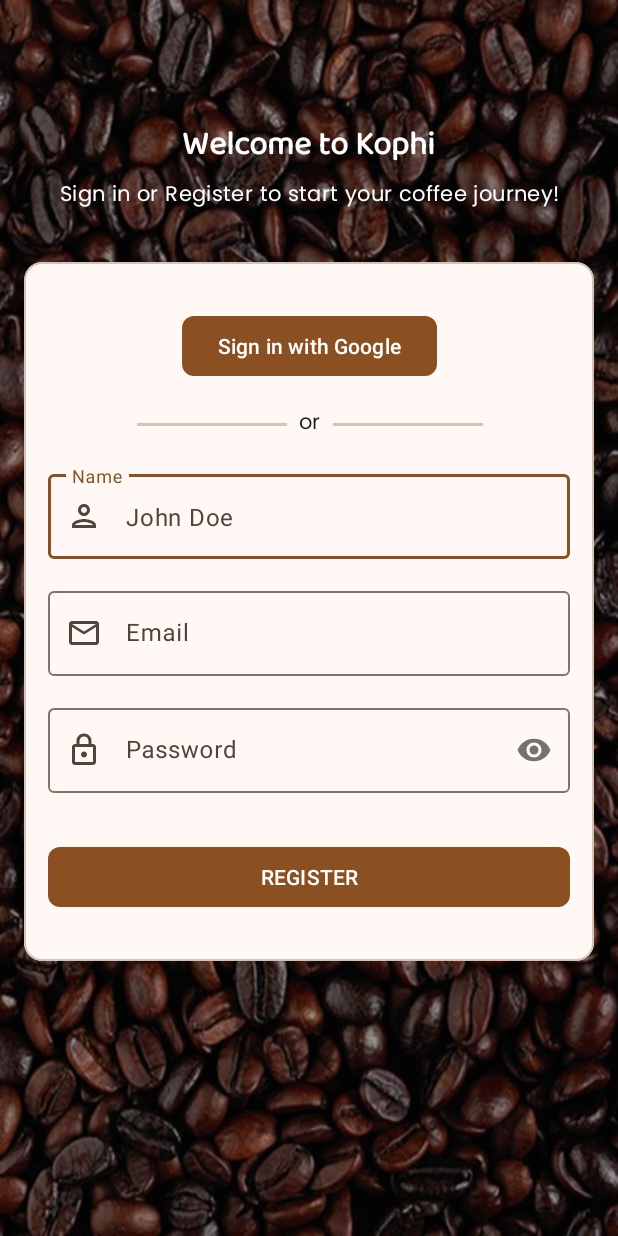
After one commit to zenmobiledev/Kophi, an Android app: the AuthenticationActivity screen opened directly, with no data from a screen before it, on a phone screen of 412 x 824 dp. The commit adds this screen. Run offline under Robolectric (Android 15) with nearby library versions, the phone set to English and light mode, and no system bars.

Commit message:
Add Authentication page

```diff
--- a/app/src/main/AndroidManifest.xml
+++ b/app/src/main/AndroidManifest.xml
@@ -1,6 +1,6 @@
 <?xml version="1.0" encoding="utf-8"?>
 <manifest xmlns:android="http://schemas.android.com/apk/res/android"
-    xmlns:tools="http://schemas.android.com/tools" >
+    xmlns:tools="http://schemas.android.com/tools">
 
     <application
         android:allowBackup="true"
@@ -11,7 +11,7 @@
         android:roundIcon="@mipmap/ic_launcher_round"
         android:supportsRtl="true"
         android:theme="@style/Theme.Kophi"
-        tools:targetApi="31" >
+        tools:targetApi="31">
         <activity
             android:name=".presentation.ui.authentication.AuthenticationActivity"
             android:exported="false" />
@@ -21,7 +21,7 @@
         <activity
             android:name=".presentation.ui.onboarding.AppIntroActivity"
             android:exported="true"
-            android:theme="@style/Theme.Kophi.Starting" >
+            android:theme="@style/Theme.Kophi.Starting">
             <intent-filter>
                 <action android:name="android.intent.action.MAIN" />
 
--- /dev/null
+++ b/app/src/main/java/com/example/kophi/presentation/ui/authentication/AuthenticationActivity.kt
@@ -0,0 +1,36 @@
+package com.example.kophi.presentation.ui.authentication
+
+import android.os.Bundle
+import android.widget.Toast
+import androidx.activity.enableEdgeToEdge
+import androidx.appcompat.app.AppCompatActivity
+import androidx.core.view.ViewCompat
+import androidx.core.view.WindowInsetsCompat
+import com.example.kophi.R
+import com.example.kophi.databinding.ActivityAuthenticationBinding
+
+class AuthenticationActivity : AppCompatActivity() {
+    private lateinit var binding: ActivityAuthenticationBinding
+
+    override fun onCreate(savedInstanceState: Bundle?) {
+        super.onCreate(savedInstanceState)
+        enableEdgeToEdge()
+
+        binding = ActivityAuthenticationBinding.inflate(layoutInflater)
+        setContentView(binding.root)
+
+        ViewCompat.setOnApplyWindowInsetsListener(findViewById(R.id.main)) { v, insets ->
+            val systemBars = insets.getInsets(WindowInsetsCompat.Type.systemBars())
+            v.setPadding(systemBars.left, systemBars.top, systemBars.right, systemBars.bottom)
+            insets
+        }
+
+        binding.btnSignInWithGoogle.setOnClickListener {
+            Toast.makeText(this, "Navigate to Main Page", Toast.LENGTH_SHORT).show()
+        }
+
+        binding.btnRegister.setOnClickListener {
+            Toast.makeText(this, "Navigate to Main Page", Toast.LENGTH_SHORT).show()
+        }
+    }
+}
--- a/app/src/main/java/com/example/kophi/presentation/ui/onboarding/AppIntroActivity.kt
+++ b/app/src/main/java/com/example/kophi/presentation/ui/onboarding/AppIntroActivity.kt
@@ -9,7 +9,7 @@
 import androidx.core.view.WindowInsetsCompat
 import com.example.kophi.R
 import com.example.kophi.databinding.ActivityAppIntroBinding
-import com.example.kophi.presentation.ui.main.MainActivity
+import com.example.kophi.presentation.ui.authentication.AuthenticationActivity
 import com.example.kophi.presentation.ui.onboarding.adapter.AppIntroViewPager2Adapter
 import com.google.android.material.tabs.TabLayoutMediator
 
@@ -34,7 +34,7 @@
             AppIntroViewPager2Adapter(object : AppIntroViewPager2Adapter.IOnButton {
                 override fun onClick() {
                     finish()
-                    startActivity(Intent(this@AppIntroActivity, MainActivity::class.java))
+                    startActivity(Intent(this@AppIntroActivity, AuthenticationActivity::class.java))
                 }
 
             })
--- /dev/null
+++ b/app/src/main/res/drawable/outline_email_24.xml
@@ -0,0 +1,5 @@
+<vector xmlns:android="http://schemas.android.com/apk/res/android" android:height="24dp" android:tint="#000000" android:viewportHeight="24" android:viewportWidth="24" android:width="24dp">
+
+    <path android:fillColor="@android:color/white" android:pathData="M22,6c0,-1.1 -0.9,-2 -2,-2L4,4c-1.1,0 -2,0.9 -2,2v12c0,1.1 0.9,2 2,2h16c1.1,0 2,-0.9 2,-2L22,6zM20,6l-8,5 -8,-5h16zM20,18L4,18L4,8l8,5 8,-5v10z"/>
+
+</vector>
--- /dev/null
+++ b/app/src/main/res/drawable/outline_lock_24.xml
@@ -0,0 +1,5 @@
+<vector xmlns:android="http://schemas.android.com/apk/res/android" android:height="24dp" android:tint="#000000" android:viewportHeight="24" android:viewportWidth="24" android:width="24dp">
+
+    <path android:fillColor="@android:color/white" android:pathData="M18,8h-1L17,6c0,-2.76 -2.24,-5 -5,-5S7,3.24 7,6v2L6,8c-1.1,0 -2,0.9 -2,2v10c0,1.1 0.9,2 2,2h12c1.1,0 2,-0.9 2,-2L20,10c0,-1.1 -0.9,-2 -2,-2zM9,6c0,-1.66 1.34,-3 3,-3s3,1.34 3,3v2L9,8L9,6zM18,20L6,20L6,10h12v10zM12,17c1.1,0 2,-0.9 2,-2s-0.9,-2 -2,-2 -2,0.9 -2,2 0.9,2 2,2z"/>
+
+</vector>
--- /dev/null
+++ b/app/src/main/res/drawable/outline_person_24.xml
@@ -0,0 +1,5 @@
+<vector xmlns:android="http://schemas.android.com/apk/res/android" android:height="24dp" android:tint="#000000" android:viewportHeight="24" android:viewportWidth="24" android:width="24dp">
+
+    <path android:fillColor="@android:color/white" android:pathData="M12,6c1.1,0 2,0.9 2,2s-0.9,2 -2,2 -2,-0.9 -2,-2 0.9,-2 2,-2m0,10c2.7,0 5.8,1.29 6,2L6,18c0.23,-0.72 3.31,-2 6,-2m0,-12C9.79,4 8,5.79 8,8s1.79,4 4,4 4,-1.79 4,-4 -1.79,-4 -4,-4zM12,14c-2.67,0 -8,1.34 -8,4v2h16v-2c0,-2.66 -5.33,-4 -8,-4z"/>
+
+</vector>
--- /dev/null
+++ b/app/src/main/res/layout/activity_authentication.xml
@@ -0,0 +1,158 @@
+<?xml version="1.0" encoding="utf-8"?>
+<androidx.constraintlayout.widget.ConstraintLayout xmlns:android="http://schemas.android.com/apk/res/android"
+    xmlns:app="http://schemas.android.com/apk/res-auto"
+    xmlns:tools="http://schemas.android.com/tools"
+    android:id="@+id/main"
+    android:layout_width="match_parent"
+    android:layout_height="match_parent"
+    android:background="@drawable/coffee_beans_background"
+    tools:context=".presentation.ui.authentication.AuthenticationActivity">
+
+    <androidx.appcompat.widget.AppCompatTextView
+        android:id="@+id/tv_title"
+        android:layout_width="wrap_content"
+        android:layout_height="wrap_content"
+        android:text="Welcome to Kophi"
+        android:textAppearance="@style/Title.Large"
+        android:textColor="#FFFFFF"
+        android:textStyle="bold"
+        app:layout_constraintVertical_bias="0.1"
+        app:layout_constraintBottom_toBottomOf="parent"
+        app:layout_constraintEnd_toEndOf="parent"
+        app:layout_constraintStart_toStartOf="parent"
+        app:layout_constraintTop_toTopOf="parent" />
+
+    <androidx.appcompat.widget.AppCompatTextView
+        android:id="@+id/tv_sub_title"
+        android:layout_width="wrap_content"
+        android:layout_height="wrap_content"
+        android:layout_marginTop="4dp"
+        android:text="Sign in or Register to start your coffee journey!"
+        android:textAppearance="@style/Body.Medium"
+        android:textColor="@color/white"
+        app:layout_constraintEnd_toEndOf="parent"
+        app:layout_constraintStart_toStartOf="parent"
+        app:layout_constraintTop_toBottomOf="@+id/tv_title" />
+
+    <com.google.android.material.card.MaterialCardView
+        android:layout_width="match_parent"
+        android:layout_height="wrap_content"
+        android:layout_marginHorizontal="16dp"
+        android:layout_marginTop="32dp"
+        app:layout_constraintEnd_toEndOf="parent"
+        app:layout_constraintStart_toStartOf="parent"
+        app:layout_constraintTop_toBottomOf="@+id/tv_sub_title">
+
+        <androidx.constraintlayout.widget.ConstraintLayout
+            android:layout_width="match_parent"
+            android:layout_height="wrap_content"
+            android:padding="16dp">
+
+            <com.google.android.material.button.MaterialButton
+                android:id="@+id/btn_sign_in_with_google"
+                android:layout_width="wrap_content"
+                android:layout_height="wrap_content"
+                android:layout_marginTop="16dp"
+                android:text="Sign in with Google"
+                app:cornerRadius="8dp"
+                app:layout_constraintEnd_toEndOf="parent"
+                app:layout_constraintStart_toStartOf="parent"
+                app:layout_constraintTop_toTopOf="parent" />
+
+            <TextView
+                android:id="@+id/tv_or"
+                android:layout_width="wrap_content"
+                android:layout_height="wrap_content"
+                android:layout_marginTop="16dp"
+                android:text="or"
+                android:textAppearance="@style/Label.Large"
+                app:layout_constraintEnd_toEndOf="@+id/btn_sign_in_with_google"
+                app:layout_constraintStart_toStartOf="@+id/btn_sign_in_with_google"
+                app:layout_constraintTop_toBottomOf="@+id/btn_sign_in_with_google" />
+
+            <com.google.android.material.divider.MaterialDivider
+                android:id="@+id/divider_1"
+                android:layout_width="100dp"
+                android:layout_height="2dp"
+                android:layout_marginEnd="8dp"
+                app:layout_constraintBottom_toBottomOf="@+id/tv_or"
+                app:layout_constraintEnd_toStartOf="@+id/tv_or"
+                app:layout_constraintTop_toTopOf="@+id/tv_or" />
+
+            <com.google.android.material.divider.MaterialDivider
+                android:id="@+id/divider_2"
+                android:layout_width="100dp"
+                android:layout_height="2dp"
+                android:layout_marginStart="8dp"
+                android:layout_marginEnd="8dp"
+                app:layout_constraintBottom_toBottomOf="@+id/tv_or"
+                app:layout_constraintStart_toEndOf="@+id/tv_or"
+                app:layout_constraintTop_toTopOf="@+id/tv_or" />
+
+            <com.google.android.material.textfield.TextInputLayout
+                android:id="@+id/input_name"
+                android:layout_width="match_parent"
+                android:layout_height="wrap_content"
+                android:layout_marginTop="16dp"
+                android:hint="Name"
+                app:layout_constraintTop_toBottomOf="@+id/tv_or"
+                app:placeholderText="John Doe"
+                app:startIconDrawable="@drawable/outline_person_24">
+
+                <com.google.android.material.textfield.TextInputEditText
+                    android:id="@+id/edt_name"
+                    android:layout_width="match_parent"
+                    android:layout_height="wrap_content"
+                    android:inputType="text" />
+            </com.google.android.material.textfield.TextInputLayout>
+
+            <com.google.android.material.textfield.TextInputLayout
+                android:id="@+id/input_email"
+                android:layout_width="match_parent"
+                android:layout_height="wrap_content"
+                android:layout_marginTop="16dp"
+                android:hint="Email"
+                app:layout_constraintTop_toBottomOf="@+id/input_name"
+                app:placeholderText="johndoe@example.com"
+                app:startIconDrawable="@drawable/outline_email_24">
+
+                <com.google.android.material.textfield.TextInputEditText
+                    android:id="@+id/edt_email"
+                    android:layout_width="match_parent"
+                    android:layout_height="wrap_content"
+                    android:inputType="text" />
+            </com.google.android.material.textfield.TextInputLayout>
+
+            <com.google.android.material.textfield.TextInputLayout
+                android:id="@+id/input_password"
+                android:layout_width="match_parent"
+                android:layout_height="wrap_content"
+                android:layout_marginTop="16dp"
+                android:hint="Password"
+                app:layout_constraintTop_toBottomOf="@+id/input_email"
+                app:passwordToggleEnabled="true"
+                app:placeholderText="secret"
+                app:startIconDrawable="@drawable/outline_lock_24">
+
+                <com.google.android.material.textfield.TextInputEditText
+                    android:id="@+id/edt_password"
+                    android:layout_width="match_parent"
+                    android:layout_height="wrap_content"
+                    android:inputType="textPassword" />
+            </com.google.android.material.textfield.TextInputLayout>
+
+            <com.google.android.material.button.MaterialButton
+                android:id="@+id/btn_register"
+                android:layout_width="match_parent"
+                android:layout_height="wrap_content"
+                android:layout_marginTop="32dp"
+                android:layout_marginBottom="16dp"
+                android:text="Register"
+                android:textAllCaps="true"
+                app:cornerRadius="8dp"
+                app:layout_constraintBottom_toBottomOf="parent"
+                app:layout_constraintTop_toBottomOf="@+id/input_password" />
+        </androidx.constraintlayout.widget.ConstraintLayout>
+    </com.google.android.material.card.MaterialCardView>
+
+</androidx.constraintlayout.widget.ConstraintLayout>
--- a/app/src/main/res/values/colors.xml
+++ b/app/src/main/res/values/colors.xml
@@ -1,12 +1,8 @@
 <?xml version="1.0" encoding="utf-8"?>
 <resources>
-<!--    <color name="purple_200">#FFBB86FC</color>-->
-<!--    <color name="purple_500">#FF6200EE</color>-->
-<!--    <color name="purple_700">#FF3700B3</color>-->
-<!--    <color name="teal_200">#FF03DAC5</color>-->
-<!--    <color name="teal_700">#FF018786</color>-->
-<!--    <color name="black">#FF000000</color>-->
-<!--    <color name="white">#FFFFFFFF</color>-->
+
+    <color name="black">#FF000000</color>
+    <color name="white">#FFFFFFFF</color>
 
     <color name="md_theme_primary">#8A5022</color>
     <color name="md_theme_onPrimary">#FFFFFF</color>
```
Also changed, not shown: app/src/main/res/drawable/coffee_beans_background.png (added).
